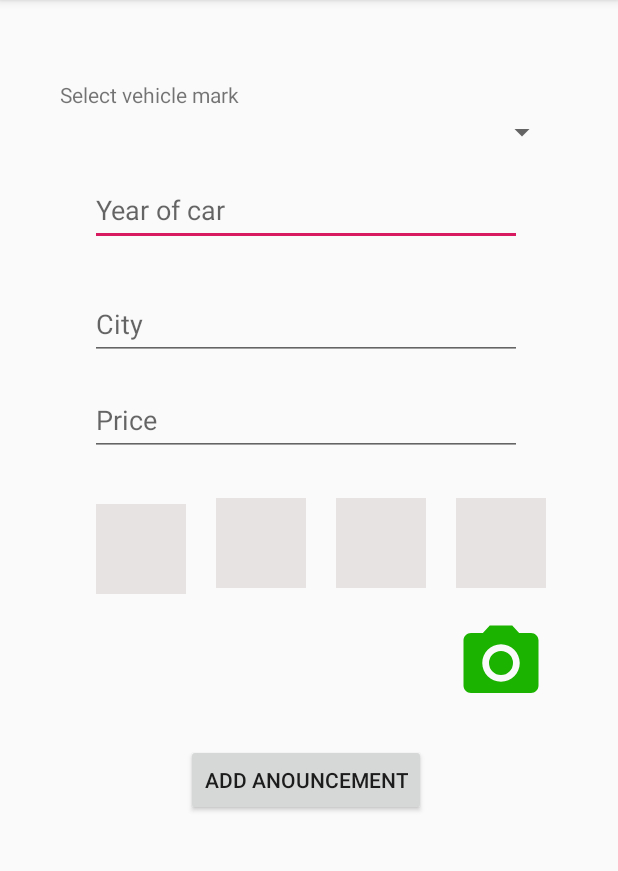
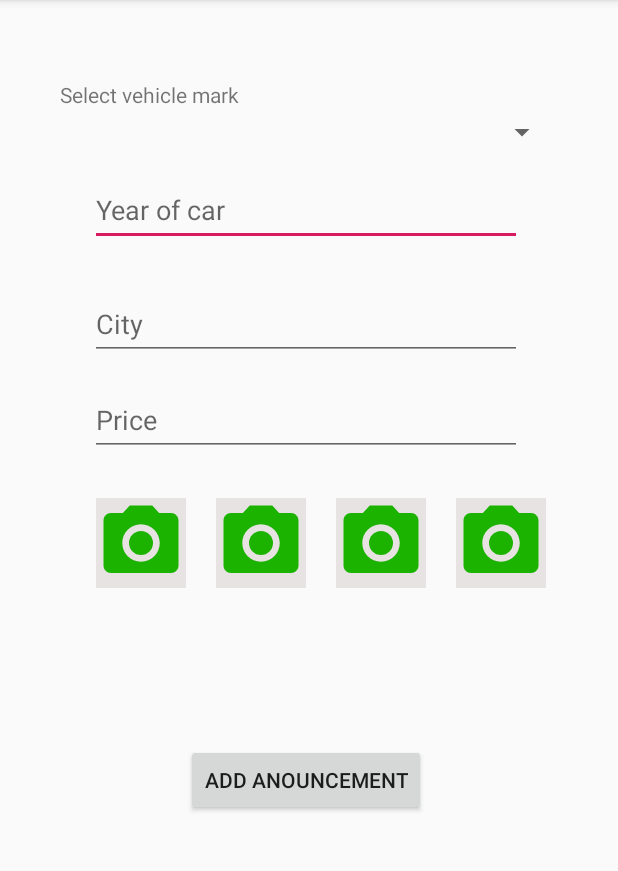
Before and after one commit to sherruh/ItApp, an Android app: the AnouncementActivity screen opened directly, with no data from a screen before it, on a phone screen of 412 x 824 dp, the part 84-955 px from its top. Run offline under Robolectric (Android 15) with nearby library versions, the phone set to English and light mode, and no system bars; our stand-ins replace Firebase (no records; nobody signed in at launch, a user with empty details on screens opened directly); pictures from the network do not load.

Commit message:
read photos from firebase

```diff
--- a/app/src/main/java/com/rentapp/ui/anouncement/AnouncementActivity.java
+++ b/app/src/main/java/com/rentapp/ui/anouncement/AnouncementActivity.java
@@ -48,8 +48,13 @@ public class AnouncementActivity extends AppCompatActivity {
     private EditText editCity;
     private EditText editPrice;
     private Button buttonAdd;
-    private ImageView imageCamera;
+
     private ImageView image1;
+    private ImageView image2;
+    private ImageView image3;
+    private ImageView image4;
+    private int currentImageId;
+
 
     private ProgressBar progressBarIsUploading;
     private Spinner spinnerMarks;
@@ -149,14 +154,42 @@ public class AnouncementActivity extends AppCompatActivity {
                         ));
             }
         });
-        imageCamera = findViewById(R.id.anouncement_image_camera);
-        imageCamera.setOnClickListener(new View.OnClickListener() {
+        image1 = findViewById(R.id.anouncement_image_1);
+        image2 = findViewById(R.id.anouncement_image_2);
+        image3 = findViewById(R.id.anouncement_image_3);
+        image4 = findViewById(R.id.anouncement_image_4);
+
+        image1.setOnClickListener(new View.OnClickListener() {
             @Override
             public void onClick(View v) {
+                currentImageId = image1.getId();
                 viewModel.onClickCamera(AnouncementActivity.this);
             }
         });
-        image1 = findViewById(R.id.anouncement_image_1);
+
+        image2.setOnClickListener(new View.OnClickListener() {
+            @Override
+            public void onClick(View v) {
+                currentImageId = image2.getId();
+                viewModel.onClickCamera(AnouncementActivity.this);
+            }
+        });
+
+        image3.setOnClickListener(new View.OnClickListener() {
+            @Override
+            public void onClick(View v) {
+                currentImageId = image3.getId();
+                viewModel.onClickCamera(AnouncementActivity.this);
+            }
+        });
+
+        image4.setOnClickListener(new View.OnClickListener() {
+            @Override
+            public void onClick(View v) {
+                currentImageId = image4.getId();
+                viewModel.onClickCamera(AnouncementActivity.this);
+            }
+        });
 
         spinnerMarks = findViewById(R.id.anouncement_spinner_mark);
 
@@ -167,8 +200,8 @@ public class AnouncementActivity extends AppCompatActivity {
 
         if (requestCode == RC_CAMERA) {
             if (resultCode == Activity.RESULT_OK) {
-                Glide.with(image1).load(outputFileUri).into(image1);
-                viewModel.sendImage(imageName,outputFileUri);
+                Glide.with(findViewById(currentImageId)).load(outputFileUri).into((ImageView) findViewById(currentImageId));
+                    viewModel.sendImage(imageName,outputFileUri);
                 }
 
         }
--- a/app/src/main/java/com/rentapp/ui/anouncement/AnouncementViewModel.java
+++ b/app/src/main/java/com/rentapp/ui/anouncement/AnouncementViewModel.java
@@ -16,6 +16,7 @@ import com.rentapp.model.Anouncement;
 import com.rentapp.repository.remote.IRemoteStorage;
 import com.rentapp.utils.Logger;
 
+import java.util.ArrayList;
 import java.util.List;
 
 public class AnouncementViewModel extends ViewModel {
@@ -27,8 +28,11 @@ public class AnouncementViewModel extends ViewModel {
     SingleLiveEvent<Void> hasCameraEvent = new SingleLiveEvent<>();
     MutableLiveData<String> messageLiveData = new MutableLiveData<>();
 
+    private List<String> imageUrls = new ArrayList<>();
+
     public void addAnouncement(Anouncement anouncement){
         isUploading.setValue(true);
+        anouncement.setImagesUrl(imageUrls);
         App.remoteStorage.addAnouncement(anouncement, new IRemoteStorage.WriteToRemoteCallback() {
             @Override
             public void onSucces() {
@@ -79,8 +83,9 @@ public class AnouncementViewModel extends ViewModel {
         App.remoteStorage.uploadImage(imageName, outputFileUri, new IRemoteStorage.GetFromRemoteCallback() {
             @Override
             public void onSucces(Object data) {
-
-                Logger.message((String)data);
+                Logger.message((String) data);
+                imageUrls.add((String)data);
+                //TODO check uploadings
             }
 
             @Override
--- a/app/src/main/res/layout/activity_anouncement.xml
+++ b/app/src/main/res/layout/activity_anouncement.xml
@@ -82,10 +82,11 @@
         android:layout_width="60dp"
         android:layout_height="60dp"
         android:layout_marginStart="64dp"
-        android:layout_marginTop="32dp"
+        android:layout_marginTop="28dp"
         android:background="#226D4A4A"
         app:layout_constraintStart_toStartOf="parent"
-        app:layout_constraintTop_toBottomOf="@+id/anouncement_edit_price" />
+        app:layout_constraintTop_toBottomOf="@+id/anouncement_edit_price"
+        app:srcCompat="@drawable/ic_camera" />
 
     <ImageView
         android:id="@+id/anouncement_image_2"
@@ -94,6 +95,7 @@
         android:layout_marginStart="20dp"
         android:layout_marginTop="28dp"
         android:background="#226D4A4A"
+        app:srcCompat="@drawable/ic_camera"
         app:layout_constraintStart_toEndOf="@+id/anouncement_image_1"
         app:layout_constraintTop_toBottomOf="@+id/anouncement_edit_price" />
 
@@ -104,6 +106,7 @@
         android:layout_marginStart="20dp"
         android:layout_marginTop="28dp"
         android:background="#226D4A4A"
+        app:srcCompat="@drawable/ic_camera"
         app:layout_constraintStart_toEndOf="@+id/anouncement_image_2"
         app:layout_constraintTop_toBottomOf="@+id/anouncement_edit_price" />
 
@@ -114,17 +117,10 @@
         android:layout_marginStart="20dp"
         android:layout_marginTop="28dp"
         android:background="#226D4A4A"
+        app:srcCompat="@drawable/ic_camera"
         app:layout_constraintStart_toEndOf="@+id/anouncement_image_3"
         app:layout_constraintTop_toBottomOf="@+id/anouncement_edit_price" />
 
-    <ImageView
-        android:id="@+id/anouncement_image_camera"
-        android:layout_width="60dp"
-        android:layout_height="60dp"
-        android:layout_marginStart="20dp"
-        android:layout_marginTop="20dp"
-        app:srcCompat="@drawable/ic_camera"
-        app:layout_constraintStart_toEndOf="@+id/anouncement_image_3"
-        app:layout_constraintTop_toBottomOf="@+id/anouncement_image_4" />
+
 
 </androidx.constraintlayout.widget.ConstraintLayout>
```
Also changed, not shown: app/src/main/java/com/rentapp/repository/remote/RemoteStorage.java (+11 -7 lines), app/src/main/java/com/rentapp/ui/search/recycler/AnouncementViewHolder.java (+23 -0 lines), app/src/main/res/layout/item_anouncement.xml (+30 -0 lines).
